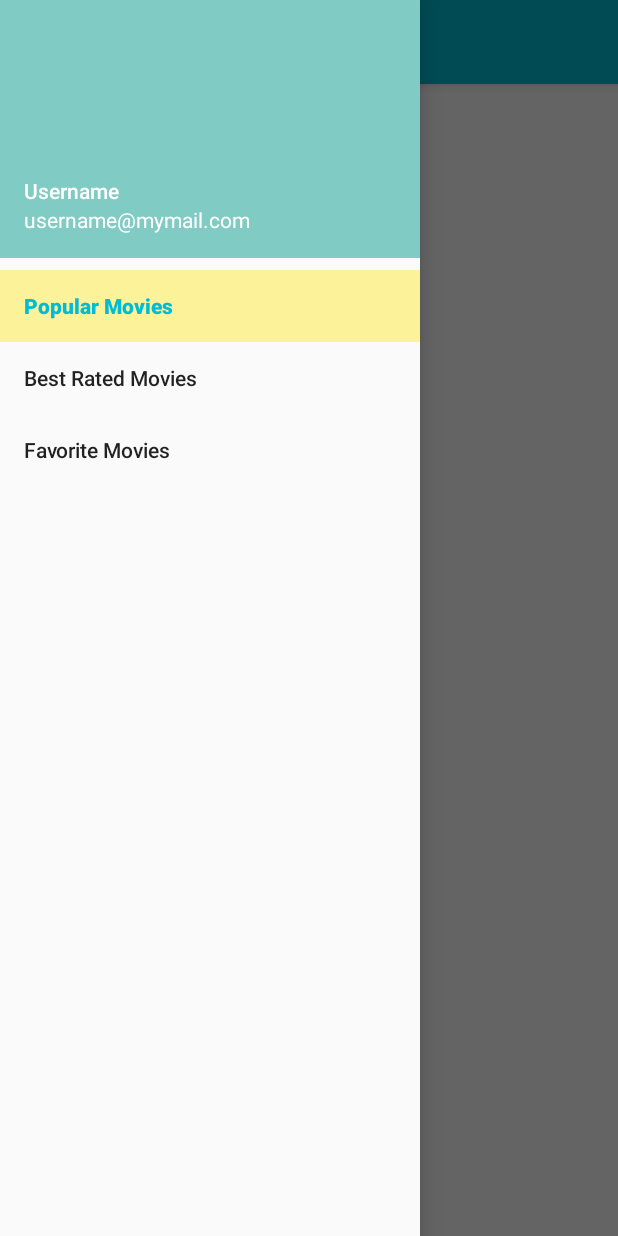
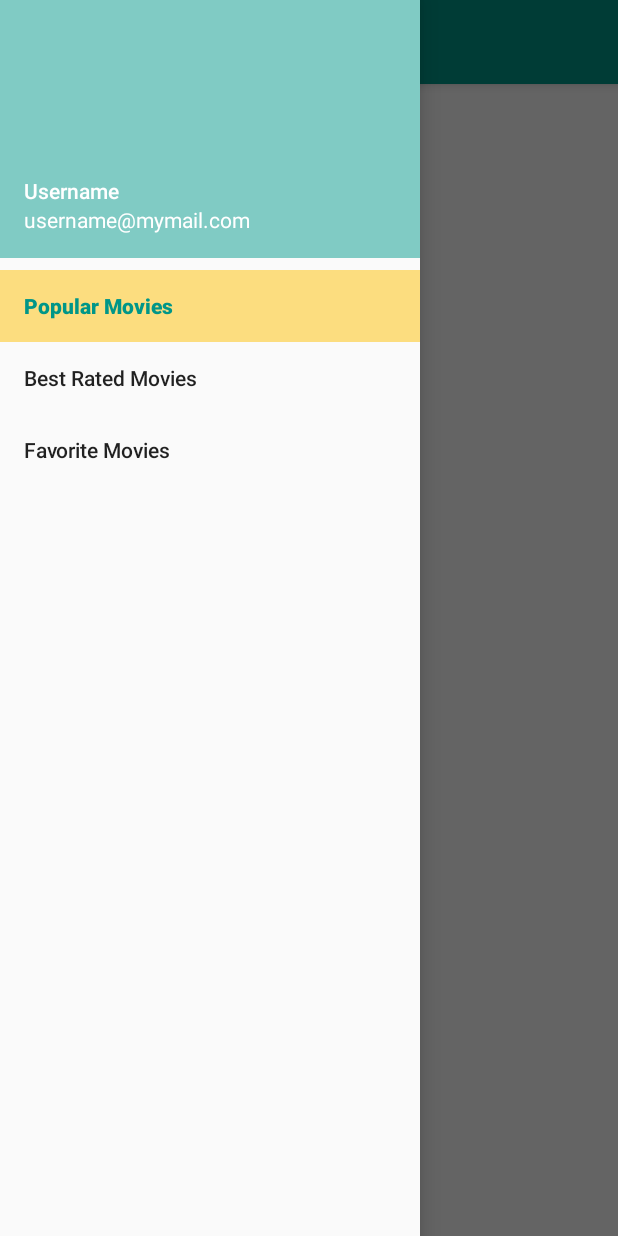
Before and after one commit to CaptnBlubber/Popular-Movies, an Android app: the screen it shows after launch (MovieCollectionFragmentActivity), with the side drawer open, on a phone screen of 412 x 824 dp. Run offline under Robolectric (Android 15) with nearby library versions, the phone set to English and light mode, and no system bars; our stand-ins replace ButterKnife, Dagger/Hilt's generated code, Timber; libraries missing offline, so code that uses them is left out: io.realm, rx.android.schedulers, rx.schedulers; pictures from the network do not load; 2 statements that could not run were skipped.

Commit message:
MAde some Changes to Style and Appearance

```diff
--- a/app/build.gradle
+++ b/app/build.gradle
@@ -48,6 +48,7 @@ dependencies {
     compile 'com.github.bumptech.glide:glide:3.6.1'
 
     compile 'com.jakewharton:butterknife:7.0.1'
+
     compile 'io.reactivex:rxandroid:1.0.1'
     compile 'com.squareup.okhttp:okhttp:2.5.0'
     compile 'com.squareup.retrofit:retrofit:1.9.0'
--- a/app/src/main/java/de/s3xy/popularmovies/ui/activity/BaseActivity.java
+++ b/app/src/main/java/de/s3xy/popularmovies/ui/activity/BaseActivity.java
@@ -66,7 +66,7 @@ public abstract class BaseActivity extends AppCompatActivity {
 
         if (actionBar != null) {
             if (!isDetailActivity) {
-                actionBar.setHomeAsUpIndicator(R.drawable.ic_menu_black_24dp);
+                actionBar.setHomeAsUpIndicator(R.drawable.ic_menu_white_24dp);
             }
 
             actionBar.setDisplayHomeAsUpEnabled(true);
--- a/app/src/main/res/layout-large/activity_movie_collection_with_fragment.xml
+++ b/app/src/main/res/layout-large/activity_movie_collection_with_fragment.xml
@@ -23,11 +23,6 @@
                 tools:context=".ui.activity.MovieCollectionFragmentActivity"
                 tools:ignore="MergeRootFrame" />
 
-            <View
-                android:layout_width="1dp"
-                android:layout_height="wrap_content"
-                android:background="#000000" />
-
             <FrameLayout
                 android:id="@+id/details_fragment_container"
                 android:layout_width="0dp"
--- a/app/src/main/res/values/colors.xml
+++ b/app/src/main/res/values/colors.xml
@@ -3,4 +3,15 @@
     <color name="black">#000000</color>
     <color name="grey_alpha">#99999999</color>
     <color name="white">#ffffff</color>
+
+    <color name="primary">#009688</color>
+    <color name="primary_dark">#00796B</color>
+    <color name="primary_light">#B2DFDB</color>
+    <color name="accent">#FFC107</color>
+    <color name="accent_translucent">#80FFC107</color>
+    <color name="primary_text">#212121</color>
+    <color name="secondary_text">#727272</color>
+    <color name="icons">#FFFFFF</color>
+    <color name="divider">#B6B6B6</color>
+
 </resources>
--- a/app/src/main/res/values/styles.xml
+++ b/app/src/main/res/values/styles.xml
@@ -25,9 +25,4 @@
         <item name="android:textColor">#00000000</item>
     </style>
 
-    <color name="primary">#00BCD4</color>
-    <color name="primary_dark">#0097A7</color>
-    <color name="accent">#FFEB3B</color>
-    <color name="accent_translucent">#80FFEB3B</color>
-    <color name="accent_bright">#FFF493</color>
 </resources>
```
Also changed, not shown: app/src/main/java/de/s3xy/popularmovies/ui/activity/MovieCollectionFragmentActivity.java (+0 -15 lines), app/src/main/res/drawable-hdpi/ic_menu_white_24dp.png (added), app/src/main/res/drawable-mdpi/ic_menu_white_24dp.png (added), app/src/main/res/drawable-xhdpi/ic_menu_white_24dp.png (added), app/src/main/res/drawable-xxhdpi/ic_menu_white_24dp.png (added), app/src/main/res/drawable-xxxhdpi/ic_menu_white_24dp.png (added).
